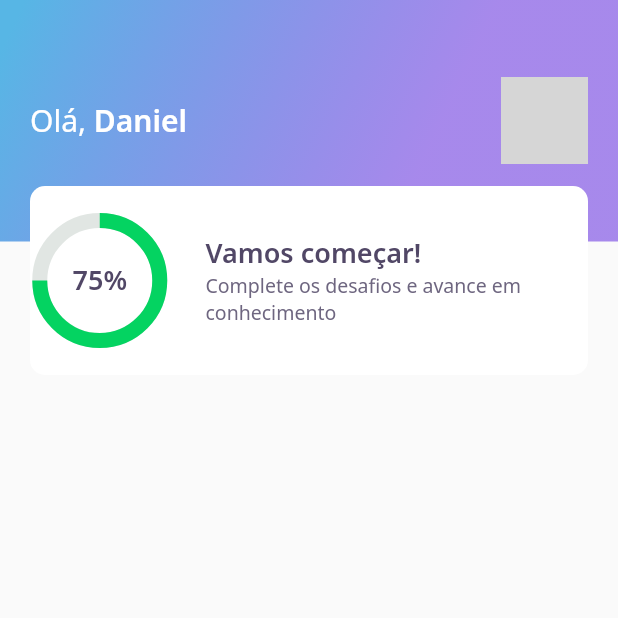
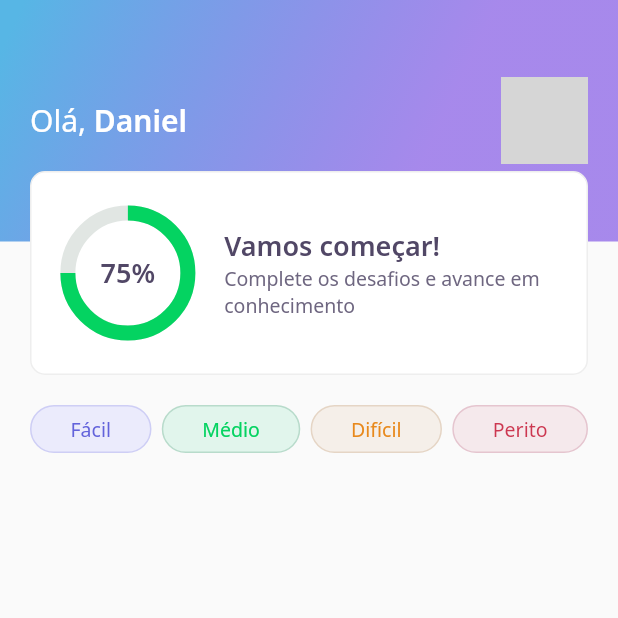
Before and after one commit to danielschmitz/devquiz, a Flutter app: the screen it shows after launch, on a phone screen of 412 x 824 dp, the top half of it. Run offline on Flutter 3.47's test engine with Material 2 defaults, Android fonts, the phone set to English and light mode, and no system bars; our stand-ins replace google_fonts; network calls fail; grey boxes are pictures that could not be loaded.

Commit message:
Botões Facil, Medio... Level Button

```diff
--- a/lib/home/home_page.dart
+++ b/lib/home/home_page.dart
@@ -1,4 +1,5 @@
 import 'package:devquiz/home/widgets/appbar/app_bar_widget.dart';
+import 'package:devquiz/home/widgets/level_button/level_button_widget.dart';
 import 'package:flutter/material.dart';
 
 class HomePage extends StatefulWidget {
@@ -13,6 +14,18 @@ class _HomePageState extends State<HomePage> {
   Widget build(BuildContext context) {
     return Scaffold(
       appBar: AppBarWidget(),
+      body: Padding(
+        padding: const EdgeInsets.symmetric(horizontal: 20, vertical: 20),
+        child: Row(
+          mainAxisAlignment: MainAxisAlignment.spaceBetween,
+          children: [
+            LevelButtonWidget(label: "Fácil",),
+            LevelButtonWidget(label: "Médio",),
+            LevelButtonWidget(label: "Difícil",),
+            LevelButtonWidget(label: "Perito",),
+          ],
+        ),
+      ),
     );
   }
 }
--- a/lib/home/widgets/appbar/app_bar_widget.dart
+++ b/lib/home/widgets/appbar/app_bar_widget.dart
@@ -36,8 +36,8 @@ class AppBarWidget extends PreferredSize {
                           decoration: BoxDecoration(
                               borderRadius: BorderRadius.circular(10),
                               image: DecorationImage(
-                                  image: NetworkImage(
-                                      AppConfig.GithubPhotoUrl))),
+                                  image:
+                                      NetworkImage(AppConfig.GithubPhotoUrl))),
                         )
                       ],
                     ),
--- /dev/null
+++ b/lib/home/widgets/level_button/level_button_widget.dart
@@ -0,0 +1,58 @@
+import 'package:devquiz/core/app_colors.dart';
+import 'package:flutter/material.dart';
+import 'package:google_fonts/google_fonts.dart';
+
+class LevelButtonWidget extends StatelessWidget {
+  final String label;
+  LevelButtonWidget({Key? key, required this.label}) :
+  assert(["Fácil","Médio","Difícil", "Perito"].contains(label)), super(key: key);
+
+  final config = {
+    "Fácil": {
+      "color": AppColors.levelButtonFacil,
+      "borderColor": AppColors.levelButtonBorderFacil,
+      "fontColor": AppColors.levelButtonTextFacil
+    },
+     "Médio": {
+      "color": AppColors.levelButtonMedio,
+      "borderColor": AppColors.levelButtonBorderMedio,
+      "fontColor": AppColors.levelButtonTextMedio
+    },
+     "Difícil": {
+      "color": AppColors.levelButtonDificil,
+      "borderColor": AppColors.levelButtonBorderDificil,
+      "fontColor": AppColors.levelButtonTextDificil
+    },
+     "Perito": {
+      "color": AppColors.levelButtonPerito,
+      "borderColor": AppColors.levelButtonBorderPerito,
+      "fontColor": AppColors.levelButtonTextPerito
+    }
+  };
+
+  Color get color => config[label]!['color']!;
+  Color get borderColor => config[label]!['borderColor']!;
+  Color get fontColor => config[label]!['fontColor']!;
+
+
+  @override
+  Widget build(BuildContext context) {
+    return Container(
+      decoration: BoxDecoration(
+          color: color,
+          border: (Border.fromBorderSide(
+              BorderSide(color: borderColor))),
+          borderRadius: BorderRadius.circular(28)),
+      child: Padding(
+        padding: const EdgeInsets.symmetric(horizontal: 26, vertical: 6),
+        child: Text(
+            this.label,
+            style: GoogleFonts.notoSans(
+              color: fontColor,
+              fontSize: 13
+              )),
+      ),
+
+    );
+  }
+}
--- a/lib/home/widgets/scorecard/scorecard_widget.dart
+++ b/lib/home/widgets/scorecard/scorecard_widget.dart
@@ -9,11 +9,16 @@ class ScoreCardWidget extends StatelessWidget {
   @override
   Widget build(BuildContext context) {
     return Padding(
-      padding: const EdgeInsets.only(left: 20, right: 20, top: 20),
+      padding: const EdgeInsets.only(left: 20, right: 20),
       child: Container(
-        height: 126,
+        height: 136,
         decoration: BoxDecoration(
-            color: AppColors.white, borderRadius: BorderRadius.circular(10)),
+            color: AppColors.white,
+            borderRadius: BorderRadius.circular(10),
+            border: Border.all(color: Colors.grey.shade200, width: 1)
+            ),
+        child: Padding(
+          padding: const EdgeInsets.symmetric(horizontal: 24),
           child: Row(
             crossAxisAlignment: CrossAxisAlignment.center,
             children: [
@@ -39,6 +44,7 @@ class ScoreCardWidget extends StatelessWidget {
             ],
           ),
         ),
+      ),
     );
   }
 }
```
Also changed, not shown: lib/core/app_widget.dart (line endings or trailing spaces). Lines whose indentation alone changed are shown as unchanged.
